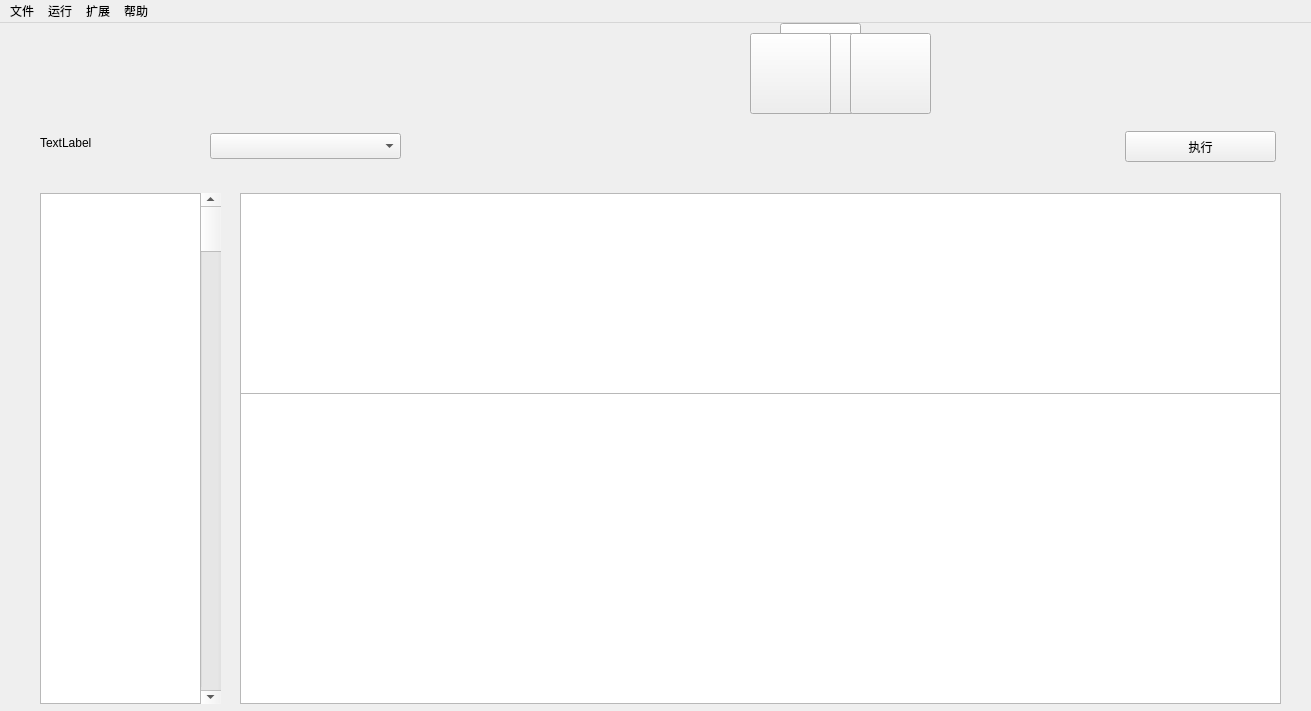
Qt form mainwindow.ui (SHIDi233/DBMS) before a commit.
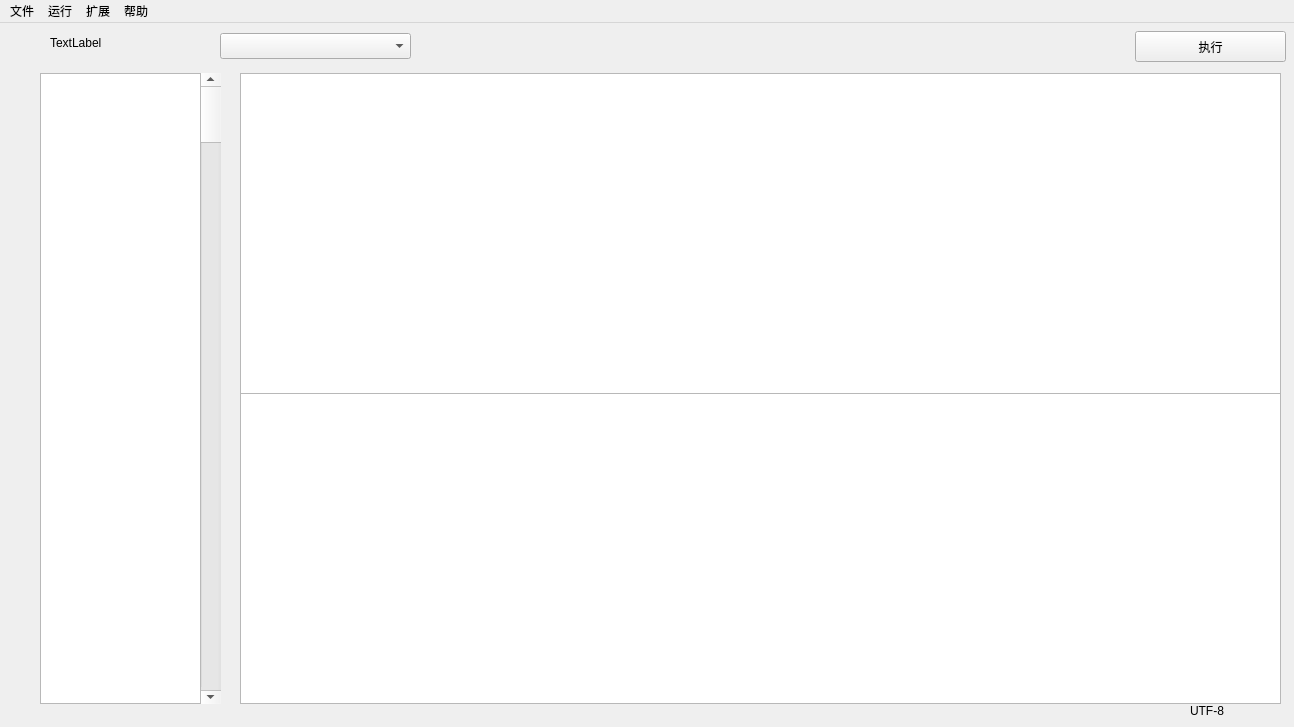
The same form after that commit. Icons and pictures are not drawn.

```diff
--- a/mainwindow.ui
+++ b/mainwindow.ui
@@ -6,8 +6,8 @@
    <rect>
     <x>0</x>
     <y>0</y>
-    <width>1311</width>
-    <height>711</height>
+    <width>1294</width>
+    <height>727</height>
    </rect>
   </property>
   <property name="windowTitle">
@@ -17,8 +17,8 @@
    <widget class="QPushButton" name="pushButton_3">
     <property name="geometry">
      <rect>
-      <x>780</x>
-      <y>0</y>
+      <x>1410</x>
+      <y>30</y>
       <width>81</width>
       <height>81</height>
      </rect>
@@ -33,8 +33,8 @@
    <widget class="QPushButton" name="pushButton_4">
     <property name="geometry">
      <rect>
-      <x>820</x>
-      <y>10</y>
+      <x>1450</x>
+      <y>40</y>
       <width>81</width>
       <height>81</height>
      </rect>
@@ -49,8 +49,8 @@
    <widget class="QPushButton" name="pushButton">
     <property name="geometry">
      <rect>
-      <x>850</x>
-      <y>10</y>
+      <x>1480</x>
+      <y>40</y>
       <width>81</width>
       <height>81</height>
      </rect>
@@ -69,9 +69,9 @@
     <property name="geometry">
      <rect>
       <x>200</x>
-      <y>170</y>
+      <y>50</y>
       <width>21</width>
-      <height>511</height>
+      <height>631</height>
      </rect>
     </property>
     <property name="orientation">
@@ -81,8 +81,8 @@
    <widget class="QPushButton" name="pushButton_2">
     <property name="geometry">
      <rect>
-      <x>750</x>
-      <y>10</y>
+      <x>1380</x>
+      <y>40</y>
       <width>81</width>
       <height>81</height>
      </rect>
@@ -104,9 +104,9 @@
     <property name="geometry">
      <rect>
       <x>240</x>
-      <y>170</y>
+      <y>50</y>
       <width>1041</width>
-      <height>511</height>
+      <height>631</height>
      </rect>
     </property>
     <property name="font">
@@ -122,9 +122,9 @@
     <property name="geometry">
      <rect>
       <x>40</x>
-      <y>170</y>
+      <y>50</y>
       <width>161</width>
-      <height>511</height>
+      <height>631</height>
      </rect>
     </property>
     <property name="editTriggers">
@@ -150,8 +150,8 @@
    <widget class="QComboBox" name="comboBox_2">
     <property name="geometry">
      <rect>
-      <x>210</x>
-      <y>110</y>
+      <x>220</x>
+      <y>10</y>
       <width>191</width>
       <height>26</height>
      </rect>
@@ -160,8 +160,8 @@
    <widget class="QPushButton" name="pushButton_7">
     <property name="geometry">
      <rect>
-      <x>1125</x>
-      <y>108</y>
+      <x>1135</x>
+      <y>8</y>
       <width>151</width>
       <height>31</height>
      </rect>
@@ -176,8 +176,8 @@
    <widget class="QLabel" name="label">
     <property name="geometry">
      <rect>
-      <x>40</x>
-      <y>100</y>
+      <x>50</x>
+      <y>0</y>
       <width>181</width>
       <height>39</height>
      </rect>
@@ -186,13 +186,26 @@
      <string>TextLabel</string>
     </property>
    </widget>
+   <widget class="QLabel" name="label_2">
+    <property name="geometry">
+     <rect>
+      <x>1190</x>
+      <y>680</y>
+      <width>101</width>
+      <height>16</height>
+     </rect>
+    </property>
+    <property name="text">
+     <string>UTF-8</string>
+    </property>
+   </widget>
   </widget>
   <widget class="QMenuBar" name="menubar">
    <property name="geometry">
     <rect>
      <x>0</x>
      <y>0</y>
-     <width>1311</width>
+     <width>1294</width>
      <height>26</height>
     </rect>
    </property>
```
Left out of the diff: 27 changed lines with no effect on the pictures.
